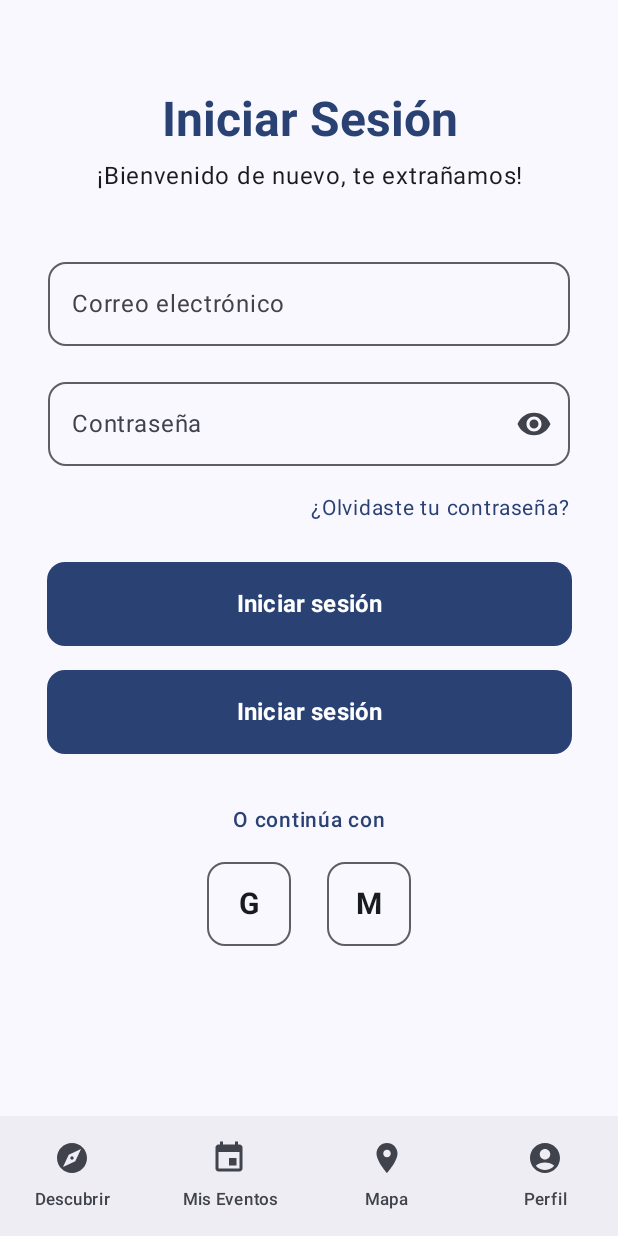
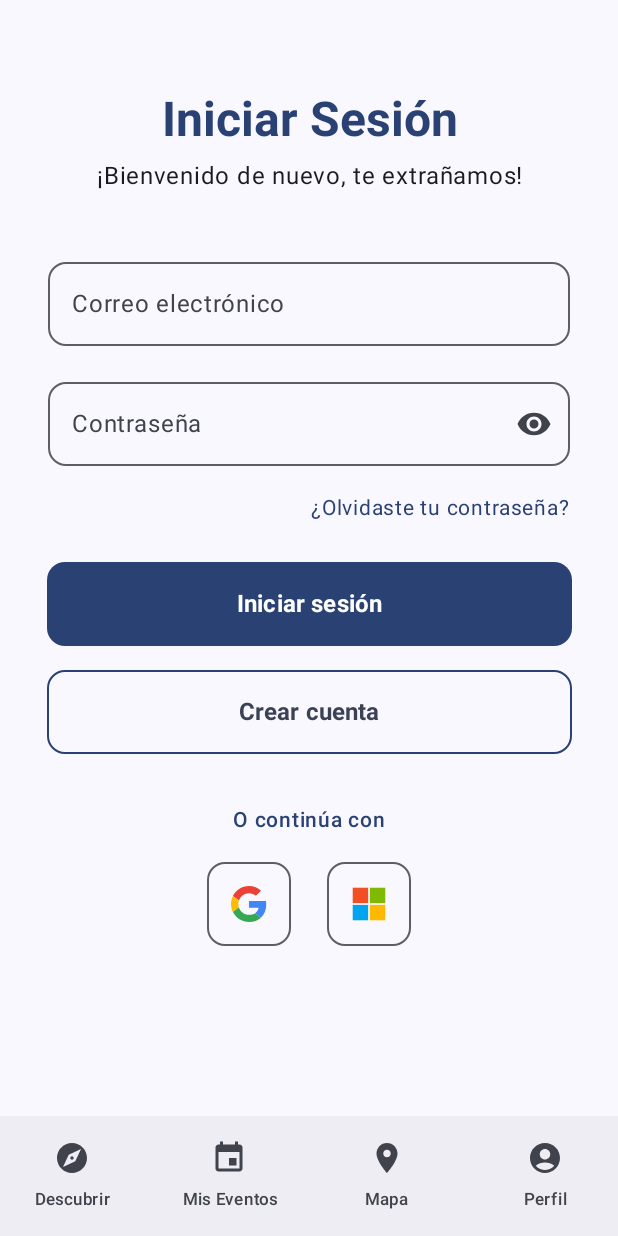
Before and after one commit to domicoder/miuni-eventos, an Android app built with Jetpack Compose: the LoginScreen screen opened through its navigation route, on a phone screen of 412 x 824 dp. Run offline under Robolectric (Android 15) with nearby library versions, the phone set to English and light mode, and no system bars; our stand-ins replace Dagger/Hilt's generated code, Firebase (no records; nobody signed in at launch, a user with empty details on screens opened directly), Room's generated code; pictures from the network do not load.

Commit message:
feat: improve sign in button design

```diff
--- a/app/src/main/java/com/domicoder/miunieventos/ui/login/LoginScreen.kt
+++ b/app/src/main/java/com/domicoder/miunieventos/ui/login/LoginScreen.kt
@@ -36,6 +36,7 @@ import androidx.compose.material3.TextButton
 import android.app.Activity
 import androidx.activity.compose.rememberLauncherForActivityResult
 import androidx.activity.result.contract.ActivityResultContracts
+import androidx.compose.foundation.Image
 import androidx.compose.runtime.Composable
 import androidx.compose.runtime.LaunchedEffect
 import androidx.compose.runtime.collectAsState
@@ -46,7 +47,9 @@ import androidx.compose.runtime.setValue
 import androidx.compose.ui.Alignment
 import androidx.compose.ui.Modifier
 import androidx.compose.ui.graphics.Color
+import androidx.compose.ui.graphics.vector.ImageVector
 import androidx.compose.ui.platform.LocalContext
+import androidx.compose.ui.res.vectorResource
 import androidx.compose.ui.text.font.FontWeight
 import androidx.compose.ui.text.input.ImeAction
 import androidx.compose.ui.text.input.KeyboardType
@@ -56,6 +59,7 @@ import androidx.compose.ui.text.style.TextAlign
 import androidx.compose.ui.unit.dp
 import androidx.compose.ui.unit.sp
 import androidx.hilt.navigation.compose.hiltViewModel
+import com.domicoder.miunieventos.R
 import com.domicoder.miunieventos.data.repository.AuthResult
 
 @Composable
@@ -277,10 +281,11 @@ fun LoginScreen(
             onClick = { onRegisterRequest?.invoke() },
             modifier = Modifier
                 .fillMaxWidth(0.85f)
-                .height(56.dp),
+                .height(56.dp)
+                .border(1.dp, colorScheme.primary, RoundedCornerShape(12.dp)),
             shape = RoundedCornerShape(12.dp),
             colors = ButtonDefaults.buttonColors(
-                containerColor = colorScheme.primary
+                containerColor = colorScheme.background
             )
         ) {
             if (isLoading) {
@@ -290,8 +295,8 @@ fun LoginScreen(
                 )
             } else {
                 Text(
-                    text = "Iniciar sesión",
-                    color = colorScheme.onPrimary,
+                    text = "Crear cuenta",
+                    color = colorScheme.secondary,
                     fontWeight = FontWeight.Bold,
                     fontSize = 16.sp
                 )
@@ -315,9 +320,13 @@ fun LoginScreen(
             horizontalArrangement = Arrangement.Center,
             verticalAlignment = Alignment.CenterVertically
         ) {
+            val googleIcon = ImageVector.vectorResource(id = R.drawable.google_logo)
+            val microsoftIcon = ImageVector.vectorResource(id = R.drawable.microsoft_logo)
+
             // Google Button
             SocialLoginButton(
                 text = "G",
+                imageVector = googleIcon,
                 onClick = {
                     handleGoogleSignIn()
                 },
@@ -327,6 +336,7 @@ fun LoginScreen(
             // Microsoft Button
             SocialLoginButton(
                 text = "M",
+                imageVector = microsoftIcon,
                 onClick = {
                     viewModel.signInWithMicrosoft()
                 },
@@ -348,6 +358,7 @@ fun LoginScreen(
 @Composable
 fun SocialLoginButton(
     text: String,
+    imageVector: ImageVector? = null,
     onClick: () -> Unit,
     modifier: Modifier = Modifier
 ) {
@@ -364,6 +375,13 @@ fun SocialLoginButton(
             .clickable(onClick = onClick),
         contentAlignment = Alignment.Center
     ) {
+        if (imageVector != null) {
+            Image(
+                imageVector = imageVector,
+                contentDescription = "Login with $text",
+                modifier = Modifier.size(24.dp)
+            )
+        } else {
             Text(
                 text = text,
                 color = colorScheme.onSurface,
@@ -372,3 +390,4 @@ fun SocialLoginButton(
             )
         }
     }
+}
--- /dev/null
+++ b/app/src/main/res/drawable/google_logo.xml
@@ -0,0 +1,18 @@
+<vector xmlns:android="http://schemas.android.com/apk/res/android"
+    android:width="48dp"
+    android:height="48dp"
+    android:viewportWidth="48"
+    android:viewportHeight="48">
+  <path
+      android:pathData="M24,9.5c3.54,0 6.71,1.22 9.21,3.6l6.85,-6.85C35.9,2.38 30.47,0 24,0 14.62,0 6.51,5.38 2.56,13.22l7.98,6.19C12.43,13.72 17.74,9.5 24,9.5z"
+      android:fillColor="#EA4335"/>
+  <path
+      android:pathData="M46.98,24.55c0,-1.57 -0.15,-3.09 -0.38,-4.55H24v9.02h12.94c-0.58,2.96 -2.26,5.48 -4.78,7.18l7.73,6c4.51,-4.18 7.09,-10.36 7.09,-17.65z"
+      android:fillColor="#4285F4"/>
+  <path
+      android:pathData="M10.53,28.59c-0.48,-1.45 -0.76,-2.99 -0.76,-4.59s0.27,-3.14 0.76,-4.59l-7.98,-6.19C0.92,16.46 0,20.12 0,24c0,3.88 0.92,7.54 2.56,10.78l7.97,-6.19z"
+      android:fillColor="#FBBC05"/>
+  <path
+      android:pathData="M24,48c6.48,0 11.93,-2.13 15.89,-5.81l-7.73,-6c-2.15,1.45 -4.92,2.3 -8.16,2.3 -6.26,0 -11.57,-4.22 -13.47,-9.91l-7.98,6.19C6.51,42.62 14.62,48 24,48z"
+      android:fillColor="#34A853"/>
+</vector>
--- /dev/null
+++ b/app/src/main/res/drawable/microsoft_logo.xml
@@ -0,0 +1,11 @@
+<vector xmlns:android="http://schemas.android.com/apk/res/android" android:height="48dp" android:viewportHeight="21" android:viewportWidth="21" android:width="48dp">
+
+    <path android:fillColor="#f25022" android:pathData="M1,1h9v9h-9z"/>
+
+    <path android:fillColor="#00a4ef" android:pathData="M1,11h9v9h-9z"/>
+
+    <path android:fillColor="#7fba00" android:pathData="M11,1h9v9h-9z"/>
+
+    <path android:fillColor="#ffb900" android:pathData="M11,11h9v9h-9z"/>
+
+</vector>
```
Lines whose indentation alone changed are shown as unchanged.
